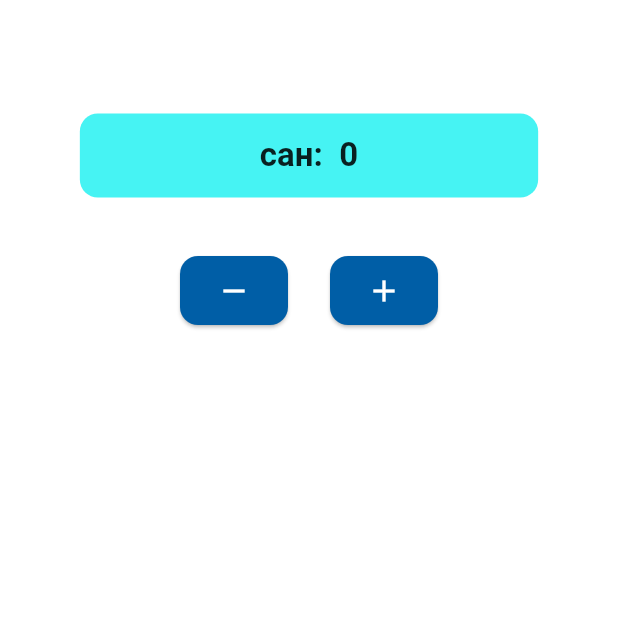
After one commit to ernistakunzhanov/application_1, a Flutter app: the screen it shows after launch, on a phone screen of 412 x 824 dp, the part 443-1061 px from its top. The commit adds this screen. Run offline on Flutter 3.47's test engine with Material 2 defaults, Android fonts, the phone set to English and light mode, and no system bars.

Commit message:
first commit

```diff
--- /dev/null
+++ b/lib/app_constants/colors/app_colors.dart
@@ -0,0 +1,11 @@
+import 'package:flutter/material.dart';
+
+class AppColors {
+  const AppColors._();
+
+  static const Color mainColor = Color(0xffffffff);
+  static const Color grey = Colors.grey;
+  static const Color black = Color(0xff000000);
+  static const Color blueDark = Color(0xff005EA6);
+  static const Color lightBlue = Color(0xff46F3F3);
+}
--- /dev/null
+++ b/lib/app_constants/strings/app_string.dart
@@ -0,0 +1,7 @@
+class AppString {
+  const AppString._();
+
+  static const String tapshyrma01 = 'Тапшырма 01';
+  static const String tapshyrma02 = 'Тапшырма 02';
+  static const String san = 'Сан:';
+}
--- /dev/null
+++ b/lib/app_constants/text_styles/app_text_styles.dart
@@ -0,0 +1,8 @@
+import 'package:flutter/material.dart';
+
+class AppTextStyles {
+  const AppTextStyles._();
+  static const TextStyle appBarTextStyle = TextStyle(
+            color: Colors.black,
+          );
+}
--- a/lib/main.dart
+++ b/lib/main.dart
@@ -1,7 +1,18 @@
-import 'package:application_1/my_app.dart';
+import 'package:application_1/pages/first_page.dart';
 import 'package:flutter/material.dart';
 
-///funkciya, metod  ===> (){} ушундай стильде келсе функция болуп эсептелет
 void main() {
   runApp(const MyApp());
 }
+
+class MyApp extends StatelessWidget {
+  const MyApp({Key key}) : super(key: key);
+
+  @override
+  Widget build(BuildContext context) {
+    return const MaterialApp(
+      debugShowCheckedModeBanner: false,
+      home: FirstPage(),
+    );
+  }
+}
--- /dev/null
+++ b/lib/pages/first_page.dart
@@ -0,0 +1,72 @@
+import 'package:application_1/app_constants/strings/app_string.dart';
+import 'package:application_1/pages/second_page.dart';
+import 'package:application_1/widgets/buttons/custom_icon_button.dart';
+import 'package:flutter/material.dart';
+
+import '../app_constants/colors/app_colors.dart';
+import '../widgets/app_bars/custom_app_bar.dart';
+import '../widgets/buttons/custom_text_button.dart';
+
+class FirstPage extends StatefulWidget {
+  const FirstPage({Key key}) : super(key: key);
+
+  @override
+  _FirstPageState createState() => _FirstPageState();
+}
+
+class _FirstPageState extends State<FirstPage> {
+  int _number = 0;
+
+  @override
+  Widget build(BuildContext context) {
+    return Scaffold(
+      backgroundColor: AppColors.mainColor,
+      appBar: const CustomAppBar(
+        title: AppString.tapshyrma01,
+        centerTitle: true,
+      ),
+      body: Column(
+        mainAxisAlignment: MainAxisAlignment.center,
+        children: [
+          CustomTextButton(
+            number: _number,
+            onTap: () {
+              Navigator.push(
+                  context,
+                  MaterialPageRoute(
+                    builder: (context) => SecondPage(number: _number),
+                  ));
+            },
+          ),
+          const SizedBox(height: 38.0),
+          Row(
+            mainAxisAlignment: MainAxisAlignment.center,
+            children: [
+              CustomIconButton(
+                onPressed: () => _changeNumber(false),
+                icon: Icons.remove,
+              ),
+              const SizedBox(width: 28.0),
+              CustomIconButton(
+                onPressed: () => _changeNumber(true),
+                icon: Icons.add,
+              ),
+            ],
+          ),
+        ],
+      ),
+    );
+  }
+
+  void _changeNumber(bool _isAdd) {
+    if (_isAdd) {
+      setState(() {
+        _number++;
+      });
+    } else {
+      setState(() {
+        _number--;
+      });
+    }
+  }
+}
--- /dev/null
+++ b/lib/widgets/app_bars/custom_app_bar.dart
@@ -0,0 +1,40 @@
+import 'package:flutter/material.dart';
+
+import '../../app_constants/colors/app_colors.dart';
+import '../../app_constants/strings/app_string.dart';
+import '../../app_constants/text_styles/app_text_styles.dart';
+
+class CustomAppBar extends StatefulWidget implements PreferredSizeWidget {
+  final String title;
+  final bool centerTitle;
+  const CustomAppBar({
+    @required this.title,
+    this.centerTitle,
+    Key key,
+  })  : preferredSize = const Size.fromHeight(60.0),
+        super(key: key);
+
+  @override
+  final Size preferredSize;
+
+  @override
+  _CustomAppBarState createState() => _CustomAppBarState();
+}
+
+class _CustomAppBarState extends State<CustomAppBar> {
+  @override
+  Widget build(BuildContext context) {
+    return AppBar(
+      backgroundColor: AppColors.mainColor,
+      iconTheme: const IconThemeData(
+        color: AppColors.black,
+      ),
+      title: Text(
+        widget.title,
+        style: AppTextStyles.appBarTextStyle,
+      ),
+      centerTitle: widget.centerTitle ?? true,
+      elevation: 0,
+    );
+  }
+}
--- /dev/null
+++ b/lib/widgets/buttons/custom_icon_button.dart
@@ -0,0 +1,30 @@
+import 'package:application_1/app_constants/colors/app_colors.dart';
+import 'package:flutter/material.dart';
+
+class CustomIconButton extends StatelessWidget {
+  final VoidCallback onPressed;
+  final IconData icon;
+  final Color iconBgColor;
+  const CustomIconButton({
+    @required this.onPressed,
+    @required this.icon,
+    this.iconBgColor,
+    Key key,
+  }) : super(key: key);
+
+  @override
+  Widget build(BuildContext context) {
+    return ElevatedButton(
+      onPressed: onPressed,
+      child: Icon(icon),
+      style: ElevatedButton.styleFrom(
+        shape: const RoundedRectangleBorder(
+          borderRadius: BorderRadius.all(Radius.circular(12)),
+        ),
+        elevation: 1,
+        primary: iconBgColor ?? AppColors.blueDark,
+        padding: const EdgeInsets.symmetric(horizontal: 24, vertical: 11),
+      ),
+    );
+  }
+}
--- /dev/null
+++ b/lib/widgets/buttons/custom_text_button.dart
@@ -0,0 +1,39 @@
+import 'package:flutter/material.dart';
+
+import '../../app_constants/colors/app_colors.dart';
+
+class CustomTextButton extends StatelessWidget {
+  final int number;
+  final GestureTapCallback onTap;
+  final Color bgColor;
+  const CustomTextButton({
+    @required this.number,
+    @required this.onTap,
+    this.bgColor,
+    Key key,
+  }) : super(key: key);
+
+  @override
+  Widget build(BuildContext context) {
+    return GestureDetector(
+      onTap: onTap,
+      child: Container(
+        decoration: BoxDecoration(
+          color: bgColor ?? AppColors.lightBlue,
+          borderRadius: const BorderRadius.all(Radius.circular(12)),
+        ),
+        child: Padding(
+          padding:
+              const EdgeInsets.symmetric(horizontal: 120.0, vertical: 15.0),
+          child: Text(
+            'сан:  ${number.toString()}',
+            style: const TextStyle(
+              fontSize: 22.0,
+              fontWeight: FontWeight.bold,
+            ),
+          ),
+        ),
+      ),
+    );
+  }
+}
```
Also changed, not shown: lib/birinchi_barak.dart (deleted, +0 -115 lines), lib/ekinchi_barak.dart (deleted, +0 -47 lines), lib/kereksizder/stateful_sabak_barakchasy.dart (+3 -4 lines), lib/my_app.dart (deleted, +0 -15 lines), lib/pages/second_page.dart (added, +27 -0 lines), pubspec.lock, 3 other files.
